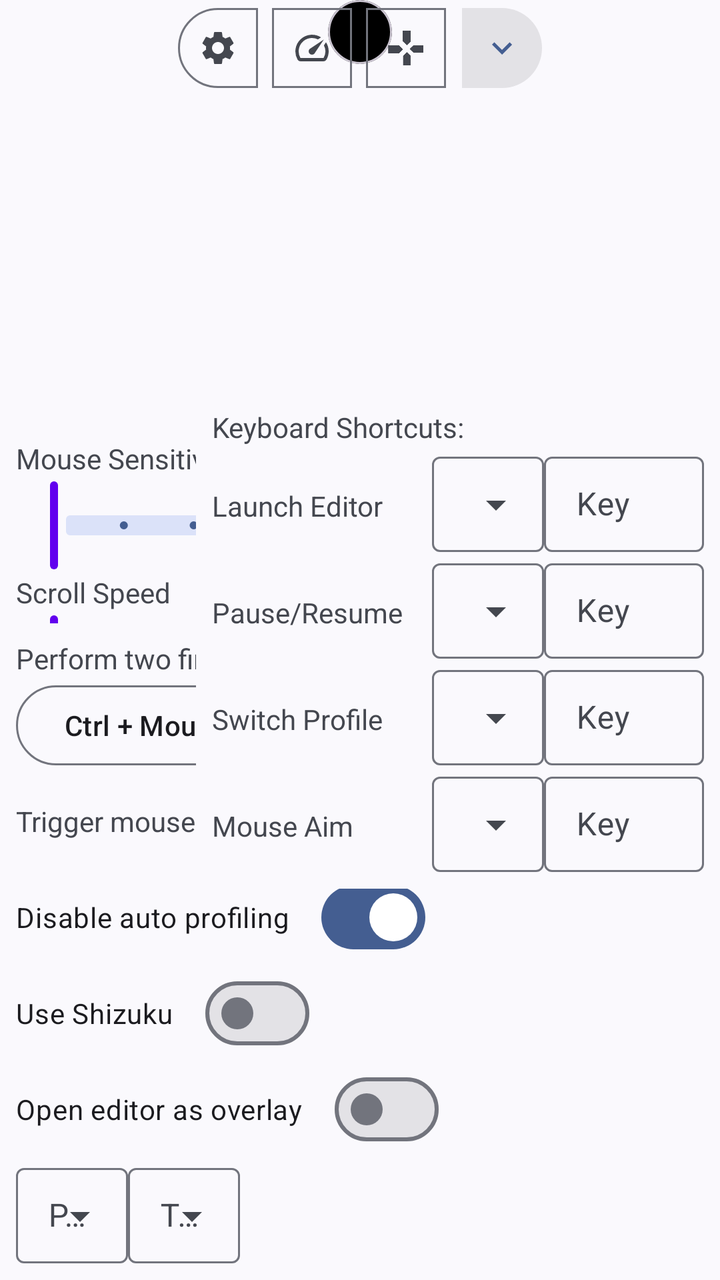
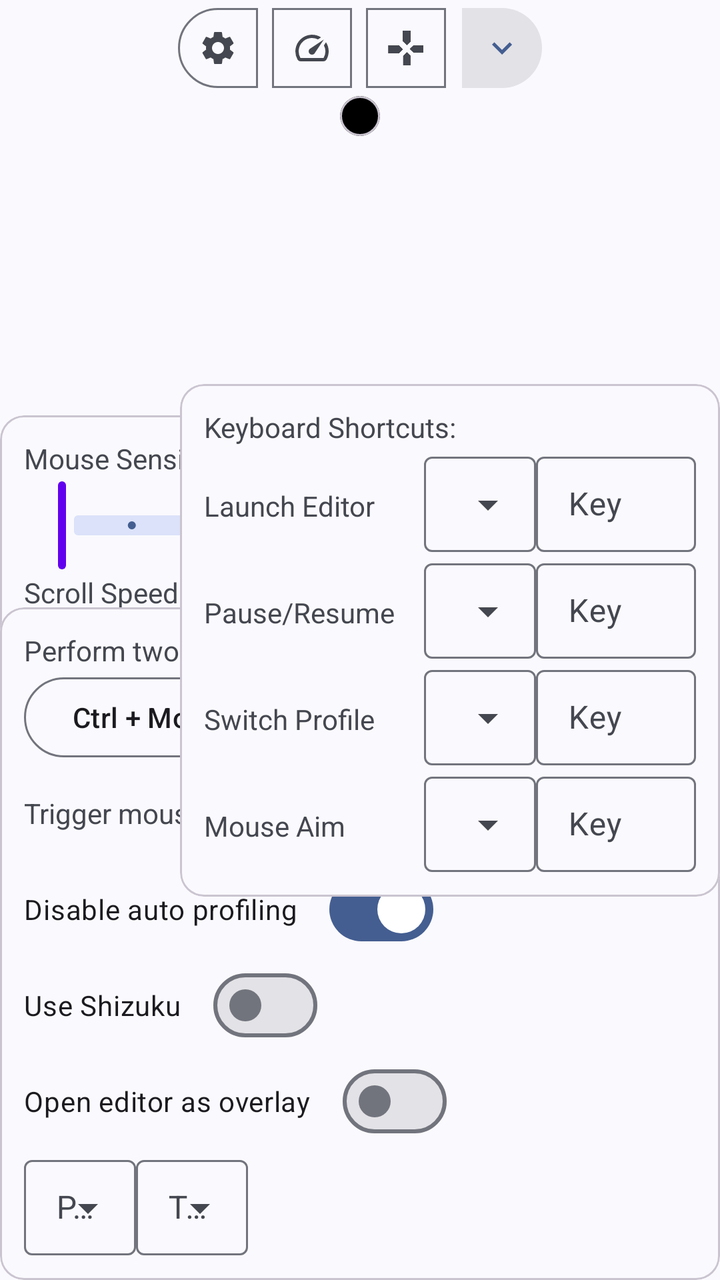

Two renders of the same Android screen: before a commit and after it. Below are the layout's source before the change and the commit's diff.
<!-- AndroidManifest.xml: application theme Theme.XtMapper -->
<!-- res/layout/keymap_editor_layout.xml -->
<?xml version="1.0" encoding="utf-8"?>
<androidx.constraintlayout.widget.ConstraintLayout xmlns:android="http://schemas.android.com/apk/res/android"
    android:layout_width="match_parent"
    android:layout_height="match_parent"
    xmlns:app="http://schemas.android.com/apk/res-auto"
    android:animateLayoutChanges="true">

    <com.google.android.material.card.MaterialCardView
        android:layout_width="wrap_content"
        android:layout_height="wrap_content"
        app:contentPadding="16dp"
        app:layout_constraintEnd_toEndOf="parent"
        app:layout_constraintStart_toStartOf="parent"
        app:layout_constraintTop_toTopOf="parent"
        android:id="@+id/catalog"
        app:cardBackgroundColor="@color/black"
        app:cardCornerRadius="40dp">
        <androidx.constraintlayout.widget.ConstraintLayout
            android:layout_width="wrap_content"
            android:layout_height="match_parent">

            <LinearLayout
                android:id="@+id/L1"
                android:layout_width="wrap_content"
                android:layout_height="wrap_content"
                android:orientation="vertical"
                app:layout_constraintLeft_toLeftOf="parent"
                app:layout_constraintRight_toLeftOf="@id/L2"
                app:layout_constraintTop_toTopOf="parent">
            </LinearLayout>

            <LinearLayout
                android:id="@+id/L2"
                android:layout_width="wrap_content"
                android:layout_height="wrap_content"
                android:orientation="vertical"
                app:layout_constraintLeft_toRightOf="@id/L1"
                app:layout_constraintRight_toLeftOf="@id/L3"
                app:layout_constraintTop_toTopOf="parent">

            </LinearLayout>

            <LinearLayout
                android:id="@+id/L3"
                android:layout_width="wrap_content"
                android:layout_height="wrap_content"
                android:orientation="vertical"
                app:layout_constraintRight_toRightOf="parent"
                app:layout_constraintLeft_toRightOf="@id/L2"
                app:layout_constraintTop_toTopOf="parent">

            </LinearLayout>
        </androidx.constraintlayout.widget.ConstraintLayout>
    </com.google.android.material.card.MaterialCardView>


    <com.google.android.material.button.MaterialButtonToggleGroup
        android:id="@+id/toggleButtonGroup"
        android:layout_width="wrap_content"
        android:layout_height="wrap_content"
        app:layout_constraintEnd_toEndOf="parent"
        app:layout_constraintStart_toStartOf="parent"
        app:layout_constraintTop_toTopOf="parent">

        <com.google.android.material.button.MaterialButton
            android:id="@+id/button_misc"
            style="?attr/materialIconButtonOutlinedStyle"
            android:layout_width="wrap_content"
            android:layout_height="wrap_content"
            app:icon="@drawable/ic_baseline_settings_24"
            />

        <com.google.android.material.button.MaterialButton
            android:id="@+id/button_sliders"
            style="?attr/materialIconButtonOutlinedStyle"
            android:layout_width="wrap_content"
            android:layout_height="wrap_content"
            app:icon="@drawable/ic_baseline_speed_24" />

        <com.google.android.material.button.MaterialButton
            android:id="@+id/button_shortcuts"
            style="?attr/materialIconButtonOutlinedStyle"
            android:layout_width="wrap_content"
            android:layout_height="wrap_content"
            app:icon="@drawable/dpad" />
        <com.google.android.material.button.MaterialButton
            android:id="@+id/button_add"
            style="?attr/materialIconButtonFilledStyle"
            android:layout_width="wrap_content"
            android:layout_height="wrap_content"
            app:icon="@drawable/ic_baseline_keyboard_arrow_down_24" />

    </com.google.android.material.button.MaterialButtonToggleGroup>

    <androidx.cardview.widget.CardView
        android:layout_width="wrap_content"
        android:layout_height="wrap_content"
        app:contentPadding="8dp"
        style="?attr/materialCardViewStyle"
        android:id="@+id/sliders"
        app:layout_constraintBottom_toBottomOf="parent"
        app:layout_constraintLeft_toLeftOf="parent"
        app:layout_constraintTop_toTopOf="parent">
        <LinearLayout
            android:layout_width="match_parent"
            android:layout_height="match_parent"
            android:orientation="vertical">

            <TextView
                android:layout_width="wrap_content"
                android:layout_height="wrap_content"
                android:text="@string/mouse_sensitivity" />

            <com.google.android.material.slider.Slider
                android:id="@+id/slider_mouse"
                android:layout_width="match_parent"
                android:layout_height="wrap_content"
                android:stepSize="1"
                android:valueFrom="1"
                android:valueTo="5"
                app:haloColor="@color/purple_700"
                app:thumbColor="@color/purple_500"
                app:trackColorActive="@color/teal_200"
                app:trackHeight="10dp"/>

            <TextView
                android:layout_width="wrap_content"
                android:layout_height="wrap_content"
                android:text="@string/scroll_speed" />

            <com.google.android.material.slider.Slider
                android:id="@+id/slider_scroll_speed"
                android:layout_width="match_parent"
                android:layout_height="wrap_content"
                android:stepSize="1"
                android:valueFrom="1"
                android:valueTo="5"
                app:haloColor="@color/purple_700"
                app:thumbColor="@color/purple_500"
                app:trackColorActive="@color/teal_200"
                app:trackHeight="10dp"/>

            <TextView
                android:layout_width="wrap_content"
                android:layout_height="wrap_content"
                android:id="@+id/swipe_delay_text"
                android:text="@string/swipe_delay_ms" />

            <com.google.android.material.slider.Slider
                android:id="@+id/slider_swipe_delay"
                android:layout_width="match_parent"
                android:layout_height="wrap_content"
                android:valueFrom="0"
                android:valueTo="500"
                app:trackHeight="10dp" />

        </LinearLayout>
    </androidx.cardview.widget.CardView>

    <androidx.cardview.widget.CardView
        android:layout_width="wrap_content"
        android:layout_height="wrap_content"
        app:contentPadding="8dp"
        style="?attr/materialCardViewStyle"
        android:id="@+id/misc"
        app:layout_constraintBottom_toBottomOf="parent"
        app:layout_constraintLeft_toLeftOf="parent"
        app:layout_constraintRight_toRightOf="parent">
        <LinearLayout
            android:layout_width="match_parent"
            android:layout_height="wrap_content"
            android:orientation="vertical">

        <TextView
            android:layout_width="match_parent"
            android:layout_height="wrap_content"
            android:text="@string/pinch_to_zoom_gesture_info" />

        <com.google.android.material.button.MaterialButtonToggleGroup
            android:layout_width="wrap_content"
            android:layout_height="wrap_content">

            <com.google.android.material.button.MaterialButton
                android:id="@+id/mouse_wheel_toggle"
                style="?attr/materialButtonOutlinedStyle"
                android:layout_width="wrap_content"
                android:layout_height="wrap_content"
                android:text="@string/mouse_wheel" />

            <com.google.android.material.button.MaterialButton
                android:id="@+id/mouse_drag_toggle"
                style="?attr/materialButtonOutlinedStyle"
                android:layout_width="wrap_content"
                android:layout_height="wrap_content"
                android:text="@string/drag_mouse" />
        </com.google.android.material.button.MaterialButtonToggleGroup>

        <LinearLayout
            android:layout_width="wrap_content"
            android:layout_height="wrap_content"
            android:gravity="center"
            android:orientation="horizontal">
            <TextView
                android:layout_width="match_parent"
                android:layout_height="wrap_content"
                android:layout_marginRight="10dp"
                android:text="@string/trigger_mouse_aim_with" />

            <com.google.android.material.button.MaterialButtonToggleGroup
                android:layout_width="wrap_content"
                android:layout_height="wrap_content">

                <com.google.android.material.button.MaterialButton
                    android:id="@+id/mouse_aim_key_grave"
                    style="?attr/materialButtonOutlinedStyle"
                    android:layout_width="wrap_content"
                    android:layout_height="wrap_content"
                    android:text="@string/key_grave" />

                <com.google.android.material.button.MaterialButton
                    android:id="@+id/mouse_aim_right_click"
                    style="?attr/materialButtonOutlinedStyle"
                    android:layout_width="wrap_content"
                    android:layout_height="wrap_content"
                    android:text="@string/right_click" />

            </com.google.android.material.button.MaterialButtonToggleGroup>
        </LinearLayout>


        <LinearLayout
            android:layout_width="match_parent"
            android:layout_height="match_parent"
            android:orientation="vertical">

            <com.google.android.material.materialswitch.MaterialSwitch
                android:id="@+id/auto_profile_switch"
                android:layout_width="wrap_content"
                android:layout_height="wrap_content"
                android:checked="true"
                android:text="@string/disable_auto_profile" />

            <com.google.android.material.materialswitch.MaterialSwitch
                android:id="@+id/use_shizuku"
                android:layout_width="wrap_content"
                android:layout_height="wrap_content"
                android:checked="false"
                android:text="@string/use_shizuku" />


            <com.google.android.material.materialswitch.MaterialSwitch
                android:id="@+id/editor_overlay"
                android:layout_width="wrap_content"
                android:layout_height="wrap_content"
                android:checked="false"
                android:text="@string/open_editor_as_overlay" />
        </LinearLayout>

        <LinearLayout
            android:layout_width="match_parent"
            android:layout_height="wrap_content"
            android:orientation="horizontal">

            <com.google.android.material.textfield.TextInputLayout
                style="@style/Widget.Material3.TextInputLayout.OutlinedBox.Dense.ExposedDropdownMenu"
                android:layout_width="wrap_content"
                android:layout_height="wrap_content"
                android:hint="@string/pointer">

                <com.google.android.material.textfield.MaterialAutoCompleteTextView
                    android:id="@+id/pointer_mode"
                    android:layout_width="match_parent"
                    android:layout_height="wrap_content"
                    android:inputType="none" />

            </com.google.android.material.textfield.TextInputLayout>


            <com.google.android.material.textfield.TextInputLayout
                style="@style/Widget.Material3.TextInputLayout.OutlinedBox.Dense.ExposedDropdownMenu"
                android:layout_width="wrap_content"
                android:layout_height="wrap_content"
                android:hint="@string/touchpad_input">

                <com.google.android.material.textfield.MaterialAutoCompleteTextView
                    android:id="@+id/touchpad_input_mode"
                    android:layout_width="match_parent"
                    android:layout_height="wrap_content"
                    android:inputType="none" />

            </com.google.android.material.textfield.TextInputLayout>

        </LinearLayout>
        </LinearLayout>


    </androidx.cardview.widget.CardView>

    <androidx.cardview.widget.CardView
        android:layout_width="wrap_content"
        android:layout_height="wrap_content"
        app:contentPadding="8dp"
        style="?attr/materialCardViewStyle"
        android:id="@+id/shortcuts"
        app:layout_constraintBottom_toBottomOf="parent"
        app:layout_constraintRight_toRightOf="parent"
        app:layout_constraintTop_toTopOf="parent">
        <LinearLayout
            android:layout_width="wrap_content"
            android:layout_height="wrap_content"
            android:layout_gravity="center"
            android:orientation="vertical">

            <TextView
                android:layout_width="match_parent"
                android:layout_height="wrap_content"
                android:text="@string/keyboard_shortcuts" />

            <LinearLayout
                android:layout_width="match_parent"
                android:layout_height="wrap_content"
                android:orientation="horizontal">

                <TextView
                    android:layout_width="100dp"
                    android:layout_height="wrap_content"
                    android:layout_marginRight="10dp"
                    android:labelFor="@id/launch_editor_modifier"
                    android:text="@string/launch_editor" />

                <com.google.android.material.textfield.TextInputLayout
                    style="@style/Widget.Material3.TextInputLayout.OutlinedBox.Dense.ExposedDropdownMenu"
                    android:layout_width="wrap_content"
                    android:layout_height="wrap_content">

                    <com.google.android.material.textfield.MaterialAutoCompleteTextView
                        android:id="@+id/launch_editor_modifier"
                        android:layout_width="match_parent"
                        android:layout_height="wrap_content"
                        android:inputType="none" />

                </com.google.android.material.textfield.TextInputLayout>

                <com.google.android.material.textfield.TextInputLayout
                    style="@style/Widget.Material3.TextInputLayout.OutlinedBox.Dense"
                    android:layout_width="80dp"
                    android:layout_height="wrap_content"
                    android:hint="@string/key">

                    <com.google.android.material.textfield.TextInputEditText
                        android:id="@+id/launch_editor"
                        android:layout_width="match_parent"
                        android:layout_height="wrap_content"
                        android:inputType="none" />

                </com.google.android.material.textfield.TextInputLayout>

            </LinearLayout>

            <LinearLayout
                android:layout_width="match_parent"
                android:layout_height="wrap_content"
                android:orientation="horizontal">

                <TextView
                    android:layout_width="100dp"
                    android:layout_height="wrap_content"
                    android:layout_marginRight="10dp"
                    android:labelFor="@id/pause_resume_modifier"
                    android:text="@string/pause_resume" />


                <com.google.android.material.textfield.TextInputLayout
                    style="@style/Widget.Material3.TextInputLayout.OutlinedBox.Dense.ExposedDropdownMenu"
                    android:layout_width="wrap_content"
                    android:layout_height="wrap_content">

                    <com.google.android.material.textfield.MaterialAutoCompleteTextView
                        android:id="@+id/pause_resume_modifier"
                        android:layout_width="match_parent"
                        android:layout_height="wrap_content"
                        android:inputType="none" />

                </com.google.android.material.textfield.TextInputLayout>

                <com.google.android.material.textfield.TextInputLayout
                    style="@style/Widget.Material3.TextInputLayout.OutlinedBox.Dense"
                    android:layout_width="80dp"
                    android:layout_height="wrap_content"
                    android:hint="@string/key">

                    <com.google.android.material.textfield.TextInputEditText
                        android:id="@+id/pause_resume"
                        android:layout_width="match_parent"
                        android:layout_height="wrap_content"
                        android:inputType="none" />
                </com.google.android.material.textfield.TextInputLayout>
            </LinearLayout>

            <LinearLayout
                android:layout_width="match_parent"
                android:layout_height="wrap_content"
                android:orientation="horizontal">

                <TextView
                    android:layout_width="100dp"
                    android:layout_height="wrap_content"
                    android:layout_marginRight="10dp"
                    android:text="@string/switch_profile" />


                <com.google.android.material.textfield.TextInputLayout
                    style="@style/Widget.Material3.TextInputLayout.OutlinedBox.Dense.ExposedDropdownMenu"
                    android:layout_width="wrap_content"
                    android:layout_height="wrap_content">

                    <com.google.android.material.textfield.MaterialAutoCompleteTextView
                        android:id="@+id/switch_profile_modifier"
                        android:layout_width="match_parent"
                        android:layout_height="wrap_content"
                        android:inputType="none" />

                </com.google.android.material.textfield.TextInputLayout>

                <com.google.android.material.textfield.TextInputLayout
                    style="@style/Widget.Material3.TextInputLayout.OutlinedBox.Dense"
                    android:layout_width="80dp"
                    android:layout_height="wrap_content"
                    android:hint="@string/key">

                    <com.google.android.material.textfield.TextInputEditText
                        android:id="@+id/switch_profile"
                        android:layout_width="match_parent"
                        android:layout_height="wrap_content"
                        android:inputType="none" />
                </com.google.android.material.textfield.TextInputLayout>
            </LinearLayout>

            <LinearLayout
                android:layout_width="match_parent"
                android:layout_height="wrap_content"
                android:orientation="horizontal">

                <TextView
                    android:layout_width="100dp"
                    android:layout_height="wrap_content"
                    android:layout_marginRight="10dp"
                    android:text="@string/mouse_aim" />

                <com.google.android.material.textfield.TextInputLayout
                    style="@style/Widget.Material3.TextInputLayout.OutlinedBox.Dense.ExposedDropdownMenu"
                    android:layout_width="wrap_content"
                    android:layout_height="wrap_content">

                    <com.google.android.material.textfield.MaterialAutoCompleteTextView
                        android:id="@+id/mouse_aim_action"
                        android:layout_width="match_parent"
                        android:layout_height="wrap_content"
                        android:inputType="none" />

                </com.google.android.material.textfield.TextInputLayout>

                <com.google.android.material.textfield.TextInputLayout
                    style="@style/Widget.Material3.TextInputLayout.OutlinedBox.Dense"
                    android:layout_width="80dp"
                    android:layout_height="wrap_content"
                    android:hint="@string/key">

                    <com.google.android.material.textfield.TextInputEditText
                        android:id="@+id/mouse_aim_key"
                        android:layout_width="match_parent"
                        android:layout_height="wrap_content"
                        android:inputType="none" />

                </com.google.android.material.textfield.TextInputLayout>

            </LinearLayout>

        </LinearLayout>

    </androidx.cardview.widget.CardView>
</androidx.constraintlayout.widget.ConstraintLayout>
<!-- resources referenced by this layout -->
<resources>
  <color name="black">#FF000000</color>
  <color name="purple_500">#FF6200EE</color>
  <color name="purple_700">#FF3700B3</color>
  <color name="teal_200">#FF03DAC5</color>
  <!-- drawable dpad: png bitmap (drawable, 9793 bytes) -->
  <!-- drawable ic_baseline_keyboard_arrow_down_24 (drawable) -->
  <vector android:height="60dp" android:tint="#FFFFFF"
      android:viewportHeight="24" android:viewportWidth="24"
      android:width="60dp" xmlns:android="http://schemas.android.com/apk/res/android">
      <path android:fillColor="@android:color/white" android:pathData="M7.41,8.59L12,13.17l4.59,-4.58L18,10l-6,6 -6,-6 1.41,-1.41z"/>
  </vector>
  <!-- drawable ic_baseline_settings_24 (drawable) -->
  <vector android:height="24dp" android:tint="#FFFFFF"
      android:viewportHeight="24" android:viewportWidth="24"
      android:width="24dp" xmlns:android="http://schemas.android.com/apk/res/android">
      <path android:fillColor="@android:color/white" android:pathData="M19.14,12.94c0.04,-0.3 0.06,-0.61 0.06,-0.94c0,-0.32 -0.02,-0.64 -0.07,-0.94l2.03,-1.58c0.18,-0.14 0.23,-0.41 0.12,-0.61l-1.92,-3.32c-0.12,-0.22 -0.37,-0.29 -0.59,-0.22l-2.39,0.96c-0.5,-0.38 -1.03,-0.7 -1.62,-0.94L14.4,2.81c-0.04,-0.24 -0.24,-0.41 -0.48,-0.41h-3.84c-0.24,0 -0.43,0.17 -0.47,0.41L9.25,5.35C8.66,5.59 8.12,5.92 7.63,6.29L5.24,5.33c-0.22,-0.08 -0.47,0 -0.59,0.22L2.74,8.87C2.62,9.08 2.66,9.34 2.86,9.48l2.03,1.58C4.84,11.36 4.8,11.69 4.8,12s0.02,0.64 0.07,0.94l-2.03,1.58c-0.18,0.14 -0.23,0.41 -0.12,0.61l1.92,3.32c0.12,0.22 0.37,0.29 0.59,0.22l2.39,-0.96c0.5,0.38 1.03,0.7 1.62,0.94l0.36,2.54c0.05,0.24 0.24,0.41 0.48,0.41h3.84c0.24,0 0.44,-0.17 0.47,-0.41l0.36,-2.54c0.59,-0.24 1.13,-0.56 1.62,-0.94l2.39,0.96c0.22,0.08 0.47,0 0.59,-0.22l1.92,-3.32c0.12,-0.22 0.07,-0.47 -0.12,-0.61L19.14,12.94zM12,15.6c-1.98,0 -3.6,-1.62 -3.6,-3.6s1.62,-3.6 3.6,-3.6s3.6,1.62 3.6,3.6S13.98,15.6 12,15.6z"/>
  </vector>
  <!-- drawable ic_baseline_speed_24 (drawable) -->
  <vector android:height="24dp" android:tint="#FFFFFF"
      android:viewportHeight="24" android:viewportWidth="24"
      android:width="24dp" xmlns:android="http://schemas.android.com/apk/res/android">
      <path android:fillColor="@android:color/white" android:pathData="M20.38,8.57l-1.23,1.85a8,8 0,0 1,-0.22 7.58L5.07,18A8,8 0,0 1,15.58 6.85l1.85,-1.23A10,10 0,0 0,3.35 19a2,2 0,0 0,1.72 1h13.85a2,2 0,0 0,1.74 -1,10 10,0 0,0 -0.27,-10.44zM10.59,15.41a2,2 0,0 0,2.83 0l5.66,-8.49 -8.49,5.66a2,2 0,0 0,0 2.83z"/>
  </vector>
  <string name="disable_auto_profile">Disable auto profiling</string>
  <string name="drag_mouse">Ctrl + Drag Mouse</string>
  <string name="key">Key</string>
  <string name="key_grave">~ Key</string>
  <string name="keyboard_shortcuts">Keyboard Shortcuts:</string>
  <string name="launch_editor">Launch Editor</string>
  <string name="mouse_aim">Mouse Aim</string>
  <string name="mouse_sensitivity">Mouse Sensitivity</string>
  <string name="mouse_wheel">Ctrl + Mouse Wheel</string>
  <string name="open_editor_as_overlay">Open editor as overlay</string>
  <string name="pause_resume">Pause/Resume</string>
  <string name="pinch_to_zoom_gesture_info">Perform two finger gesture with:</string>
  <string name="pointer">Pointer Mode</string>
  <string name="right_click">Right click</string>
  <string name="scroll_speed">Scroll Speed</string>
  <string name="swipe_delay_ms">Swipe delay %d milliseconds</string>
  <string name="switch_profile">Switch Profile</string>
  <string name="touchpad_input">Touchpad Input</string>
  <string name="trigger_mouse_aim_with">Trigger mouse aim with:</string>
  <string name="use_shizuku">Use Shizuku</string>
  <style name="Theme.XtMapper" parent="Theme.Material3.DynamicColors.DayNight.NoActionBar">
          <item name="android:statusBarColor">?android:colorBackground</item>
      </style>
</resources>

<!-- the commit's change to res/layout/keymap_editor_layout.xml (unified diff, before → after) -->
@@ -8,10 +8,10 @@
     <com.google.android.material.card.MaterialCardView
         android:layout_width="wrap_content"
         android:layout_height="wrap_content"
-        app:contentPadding="16dp"
+        app:contentPadding="10dp"
         app:layout_constraintEnd_toEndOf="parent"
         app:layout_constraintStart_toStartOf="parent"
-        app:layout_constraintTop_toTopOf="parent"
+        app:layout_constraintTop_toBottomOf="@id/toggleButtonGroup"
         android:id="@+id/catalog"
         app:cardBackgroundColor="@color/black"
         app:cardCornerRadius="40dp">
@@ -92,10 +92,10 @@
 
     </com.google.android.material.button.MaterialButtonToggleGroup>
 
-    <androidx.cardview.widget.CardView
+    <com.google.android.material.card.MaterialCardView
         android:layout_width="wrap_content"
         android:layout_height="wrap_content"
-        app:contentPadding="8dp"
+        app:contentPadding="12dp"
         style="?attr/materialCardViewStyle"
         android:id="@+id/sliders"
         app:layout_constraintBottom_toBottomOf="parent"
@@ -155,12 +155,12 @@
                 app:trackHeight="10dp" />
 
         </LinearLayout>
-    </androidx.cardview.widget.CardView>
-
-    <androidx.cardview.widget.CardView
+    </com.google.android.material.card.MaterialCardView>
+
+    <com.google.android.material.card.MaterialCardView
         android:layout_width="wrap_content"
         android:layout_height="wrap_content"
-        app:contentPadding="8dp"
+        app:contentPadding="12dp"
         style="?attr/materialCardViewStyle"
         android:id="@+id/misc"
         app:layout_constraintBottom_toBottomOf="parent"
@@ -294,12 +294,12 @@
         </LinearLayout>
 
 
-    </androidx.cardview.widget.CardView>
-
-    <androidx.cardview.widget.CardView
+    </com.google.android.material.card.MaterialCardView>
+
+    <com.google.android.material.card.MaterialCardView
         android:layout_width="wrap_content"
         android:layout_height="wrap_content"
-        app:contentPadding="8dp"
+        app:contentPadding="12dp"
         style="?attr/materialCardViewStyle"
         android:id="@+id/shortcuts"
         app:layout_constraintBottom_toBottomOf="parent"
@@ -478,5 +478,5 @@
 
         </LinearLayout>
 
-    </androidx.cardview.widget.CardView>
+    </com.google.android.material.card.MaterialCardView>
 </androidx.constraintlayout.widget.ConstraintLayout>
